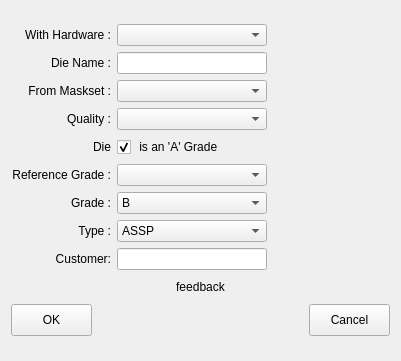
First picture: the form in ATE/spyder/widgets/actions_on/die/DieWizard.ui, repository Semi-ATE/Semi-ATE, before the edit.
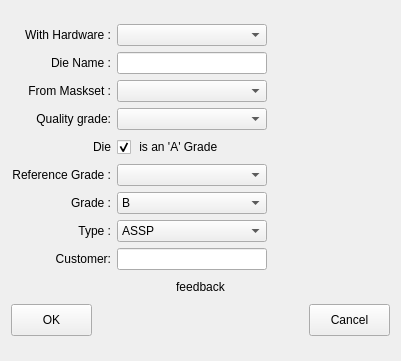
Second picture: the form after the edit.

The edit to the form file:
```diff
--- a/ATE/spyder/widgets/actions_on/die/DieWizard.ui
+++ b/ATE/spyder/widgets/actions_on/die/DieWizard.ui
@@ -258,7 +258,7 @@
           </size>
          </property>
          <property name="text">
-          <string>Quality :</string>
+          <string>Quality grade:</string>
          </property>
          <property name="alignment">
           <set>Qt::AlignRight|Qt::AlignTrailing|Qt::AlignVCenter</set>
```
Left out of the diff: 2 changed lines with no effect on the pictures.
